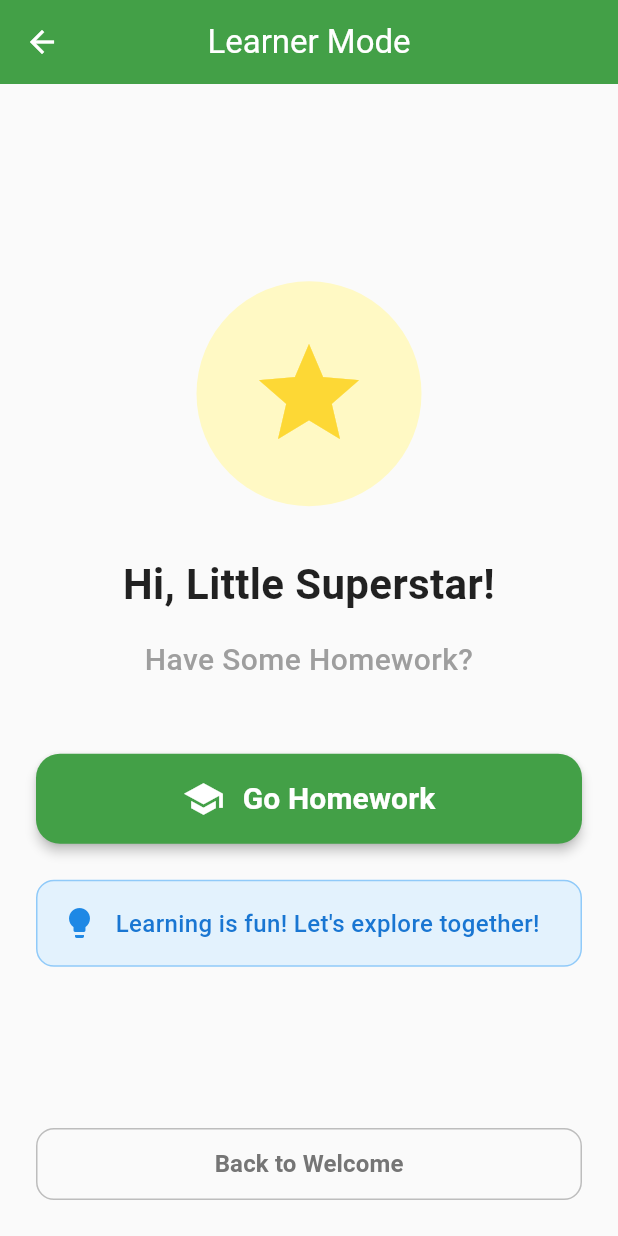
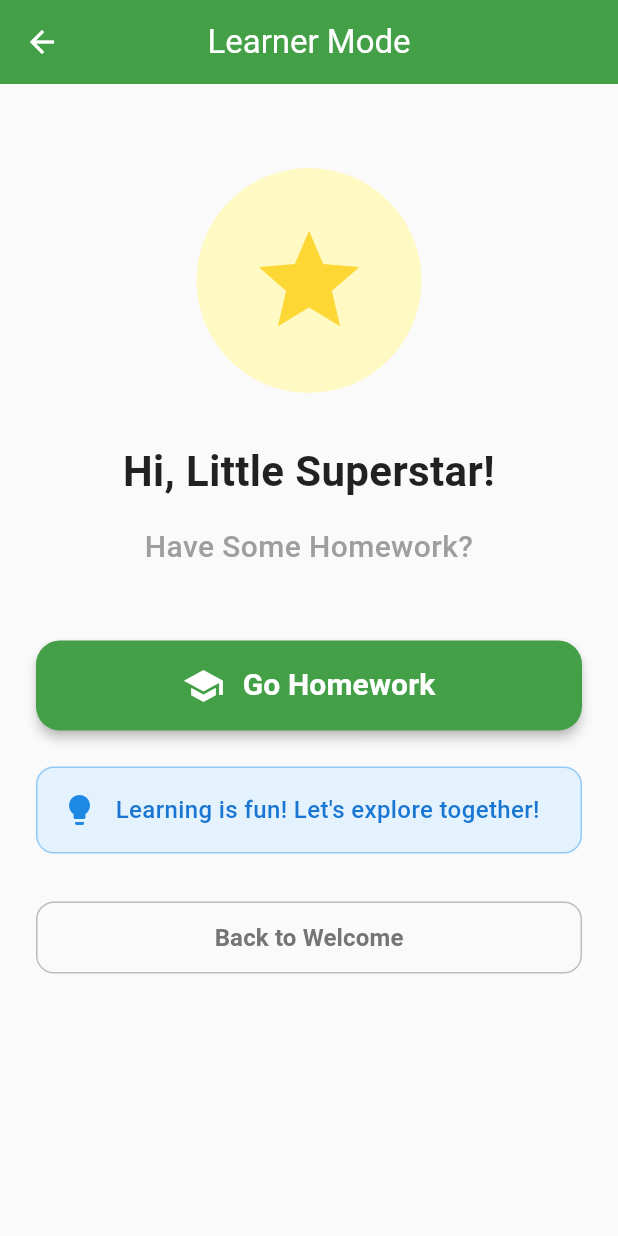
Before and after one commit to FRANKD-UX/Chatbot, a Flutter app: the screen it shows after launch, after a tap on "Learner Mode", on a phone screen of 412 x 824 dp. Run offline on Flutter 3.47's test engine with Material 3 defaults, Android fonts, the light colour scheme and no system bars; our stand-ins replace flutter_dotenv, shelf, supabase_flutter; missing offline and left inert: shelf_router, sqlite3; accounts and stored records are empty.

Commit message:
Update UI and backend integration for Supabase, add chat features

```diff
--- a/homework_app_fullstack/homework_app/lib/main.dart
+++ b/homework_app_fullstack/homework_app/lib/main.dart
@@ -1,10 +1,21 @@
+import 'package:flutter_dotenv/flutter_dotenv.dart';
 import 'package:flutter/material.dart';
 import 'package:provider/provider.dart';
+import 'package:supabase_flutter/supabase_flutter.dart';
 import 'providers/app_state.dart';
 import 'providers/homework_service.dart';
 import 'screens/welcome_screen.dart';
 
-void main() {
+void main() async {
+  WidgetsFlutterBinding.ensureInitialized();
+  await dotenv.load(); // Load .env file
+  if (dotenv.env['VITE_SUPABASE_URL'] == null || dotenv.env['VITE_SUPABASE_ANON_KEY'] == null) {
+    throw Exception('Supabase environment variables not found. Make sure you have a .env file in the project root.');
+  }
+  await Supabase.initialize(
+    url: dotenv.env['VITE_SUPABASE_URL']!,
+    anonKey: dotenv.env['VITE_SUPABASE_ANON_KEY']!,
+  );
   runApp(const HomeworkApp());
 }
 
@@ -40,10 +51,11 @@ class HomeworkApp extends StatelessWidget {
               ),
             ),
           ),
-          cardTheme: CardTheme(
-            elevation: 2,
+          cardTheme: const CardThemeData(
+            surfaceTintColor: Colors.transparent,
+            elevation: 4,
             shape: RoundedRectangleBorder(
-              borderRadius: BorderRadius.circular(12),
+              borderRadius: BorderRadius.all(Radius.circular(12)),
             ),
           ),
           inputDecorationTheme: InputDecorationTheme(
--- a/homework_app_fullstack/homework_app/lib/screens/homework_selection_screen.dart
+++ b/homework_app_fullstack/homework_app/lib/screens/homework_selection_screen.dart
@@ -26,6 +26,7 @@ class _HomeworkSelectionScreenState extends State<HomeworkSelectionScreen> {
       ),
       backgroundColor: Colors.grey.shade50,
       body: SafeArea(
+        child: SingleChildScrollView(
           child: Padding(
             padding: const EdgeInsets.all(24.0),
             child: Column(
@@ -73,7 +74,7 @@ class _HomeworkSelectionScreenState extends State<HomeworkSelectionScreen> {
 
                 _buildLanguageSelection(),
 
-              const Spacer(),
+                const SizedBox(height: 32),
 
                 // Proceed Button
                 SizedBox(
@@ -100,6 +101,7 @@ class _HomeworkSelectionScreenState extends State<HomeworkSelectionScreen> {
                   ),
                 ),
               ],
+            ),
           ),
         ),
       ),
--- a/homework_app_fullstack/homework_app/lib/screens/learner_home_screen.dart
+++ b/homework_app_fullstack/homework_app/lib/screens/learner_home_screen.dart
@@ -17,12 +17,13 @@ class LearnerHomeScreen extends StatelessWidget {
       ),
       backgroundColor: Colors.grey.shade50,
       body: SafeArea(
+        child: SingleChildScrollView(
           child: Padding(
             padding: const EdgeInsets.all(24.0),
             child: Column(
               mainAxisAlignment: MainAxisAlignment.center,
               children: [
-              const Spacer(),
+                SizedBox(height: 32),
 
                 // Animated character or mascot
                 Container(
@@ -39,7 +40,7 @@ class LearnerHomeScreen extends StatelessWidget {
                   ),
                 ),
 
-              const SizedBox(height: 32),
+                SizedBox(height: 32),
 
                 // Greeting text
                 Consumer<AppState>(
@@ -56,7 +57,7 @@ class LearnerHomeScreen extends StatelessWidget {
                   },
                 ),
 
-              const SizedBox(height: 16),
+                SizedBox(height: 16),
 
                 const Text(
                   'Have Some Homework?',
@@ -68,7 +69,7 @@ class LearnerHomeScreen extends StatelessWidget {
                   textAlign: TextAlign.center,
                 ),
 
-              const SizedBox(height: 48),
+                SizedBox(height: 48),
 
                 // Go Homework Button
                 SizedBox(
@@ -105,7 +106,7 @@ class LearnerHomeScreen extends StatelessWidget {
                   ),
                 ),
 
-              const SizedBox(height: 24),
+                SizedBox(height: 24),
 
                 // Fun motivational text
                 Container(
@@ -123,8 +124,7 @@ class LearnerHomeScreen extends StatelessWidget {
                         size: 24,
                       ),
                       const SizedBox(width: 12),
-                    Expanded(
-                      child: Text(
+                      Text(
                         'Learning is fun! Let\'s explore together!',
                         style: TextStyle(
                           fontSize: 16,
@@ -132,12 +132,11 @@ class LearnerHomeScreen extends StatelessWidget {
                           fontWeight: FontWeight.w500,
                         ),
                       ),
-                    ),
                     ],
                   ),
                 ),
 
-              const Spacer(),
+                SizedBox(height: 32),
 
                 // Back button
                 SizedBox(
@@ -165,6 +164,7 @@ class LearnerHomeScreen extends StatelessWidget {
             ),
           ),
         ),
+      ),
     );
   }
 
--- a/homework_app_fullstack/homework_app/lib/screens/parent_homework_bot_screen.dart
+++ b/homework_app_fullstack/homework_app/lib/screens/parent_homework_bot_screen.dart
@@ -376,7 +376,7 @@ class _ParentHomeworkBotScreenState extends State<ParentHomeworkBotScreen> {
                     color: Colors.grey.shade600,
                   ),
                 ),
-                const Spacer(),
+                const SizedBox(width: 16),
                 if (homework.score != null) ...[
                   Icon(
                     Icons.star,
--- a/homework_app_fullstack/homework_app/lib/screens/welcome_screen.dart
+++ b/homework_app_fullstack/homework_app/lib/screens/welcome_screen.dart
@@ -18,7 +18,7 @@ class WelcomeScreen extends StatelessWidget {
           child: Column(
             mainAxisAlignment: MainAxisAlignment.center,
             children: [
-              const Spacer(),
+              const SizedBox(height: 32),
 
               // Logo placeholder
               Container(
@@ -110,8 +110,6 @@ class WelcomeScreen extends StatelessWidget {
                   ),
                 ),
               ),
-
-              const Spacer(),
             ],
           ),
         ),
--- a/homework_app_fullstack/homework_app/lib/widgets/chat_bubble.dart
+++ b/homework_app_fullstack/homework_app/lib/widgets/chat_bubble.dart
@@ -24,8 +24,7 @@ class ChatBubble extends StatelessWidget {
             const SizedBox(width: 8),
           ],
 
-          Flexible(
-            child: Container(
+          Container(
             constraints: BoxConstraints(
               maxWidth: MediaQuery.of(context).size.width * 0.75,
             ),
@@ -66,7 +65,6 @@ class ChatBubble extends StatelessWidget {
                   ),
                 ),
               ],
-              ),
             ),
           ),
 
```
Also changed, not shown: homework_app_fullstack/homework_app/lib/providers/homework_service.dart (+42 -117 lines), homework_app_fullstack/homework_app/lib/screens/homework_bot_interaction_screen.dart (+4 -4 lines), homework_app_fullstack/homework_app/lib/screens/manage_payments_screen.dart (+7 -4 lines), homework_app_fullstack/homework_app/lib/screens/parent_home_screen.dart (+4 -4 lines), homework_app_fullstack/homework_app/lib/services/supabase_service.dart (added, +88 -0 lines), homework_app_fullstack/homework_app/pubspec.yaml (+6 -2 lines), homework_app_fullstack/homework_app/pubspec.lock, 7 other files. Lines whose indentation alone changed are shown as unchanged.
